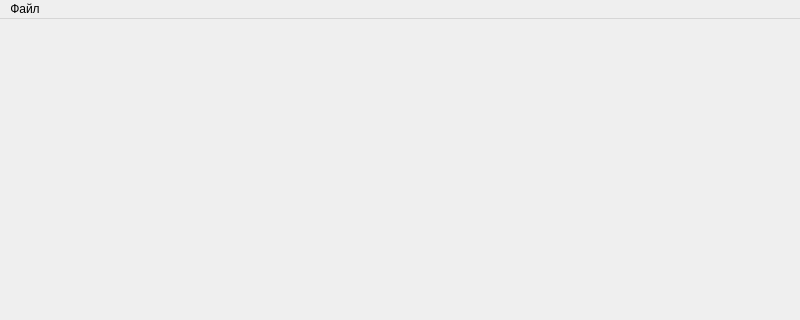
Above: mainwindow.ui from andrey7x7/QtAtTest before the change; both pictures show x 0 to 800 and y 0 to 320 of the 800 by 600 pixel window. Below: the same form after it.
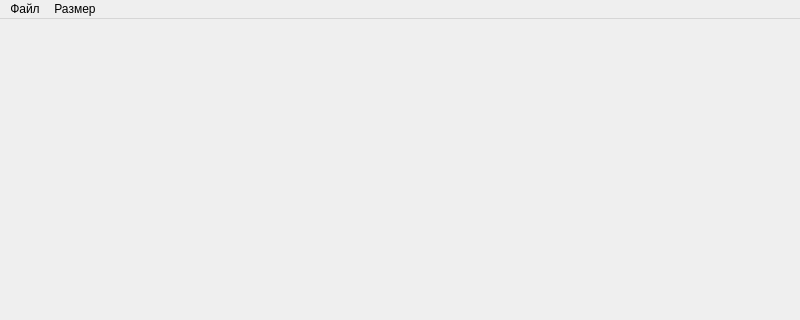
That is the form after the change.

Diff of the .ui file:
```diff
--- a/mainwindow.ui
+++ b/mainwindow.ui
@@ -38,7 +38,16 @@
     <addaction name="start"/>
     <addaction name="exit"/>
    </widget>
+   <widget class="QMenu" name="menu_size">
+    <property name="title">
+     <string>Размер</string>
+    </property>
+    <addaction name="action800x600"/>
+    <addaction name="action1024x768"/>
+    <addaction name="action1920x1080"/>
+   </widget>
    <addaction name="menu"/>
+   <addaction name="menu_size"/>
   </widget>
   <widget class="QStatusBar" name="statusbar"/>
   <action name="exit">
```
Left out of the diff: 15 changed lines with no effect on the pictures.
